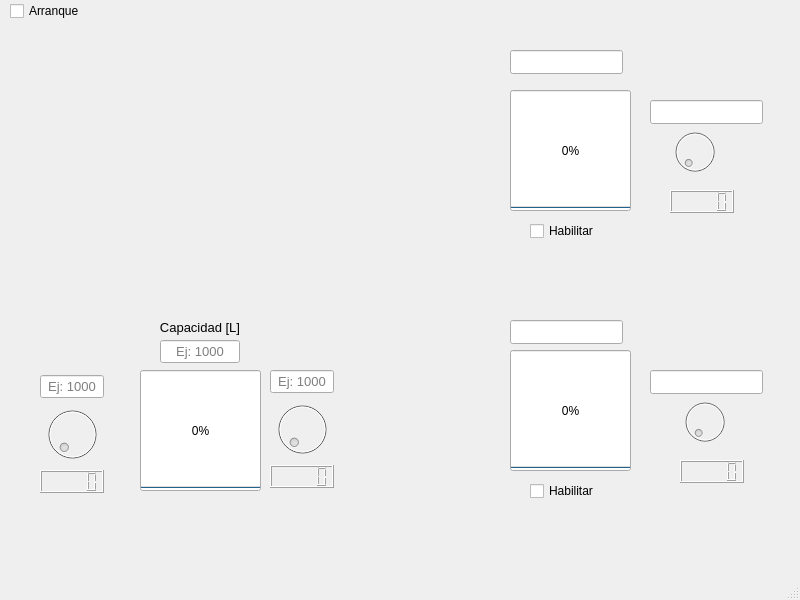
Tiziano25/Trabajo-Evaluativo, file mainwindow.ui: the form before one commit.
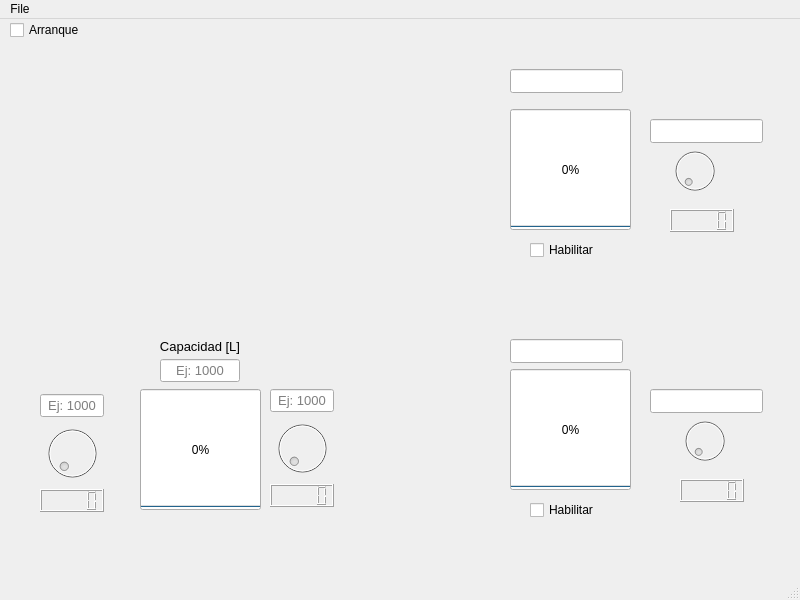
The form after the commit.

Commit message: Actualizacion en los tanques: Permite no tener un desborde

```diff
--- a/mainwindow.ui
+++ b/mainwindow.ui
@@ -379,6 +379,15 @@
      <height>21</height>
     </rect>
    </property>
+   <widget class="QMenu" name="menuFile">
+    <property name="title">
+     <string>File</string>
+    </property>
+    <addaction name="actionSave"/>
+    <addaction name="actionSave_as"/>
+    <addaction name="actionOpen_file"/>
+   </widget>
+   <addaction name="menuFile"/>
   </widget>
   <widget class="QStatusBar" name="statusbar"/>
  </widget>
```
Left out of the diff: 24 changed lines with no effect on the pictures. The commit also changes 2 other files.
